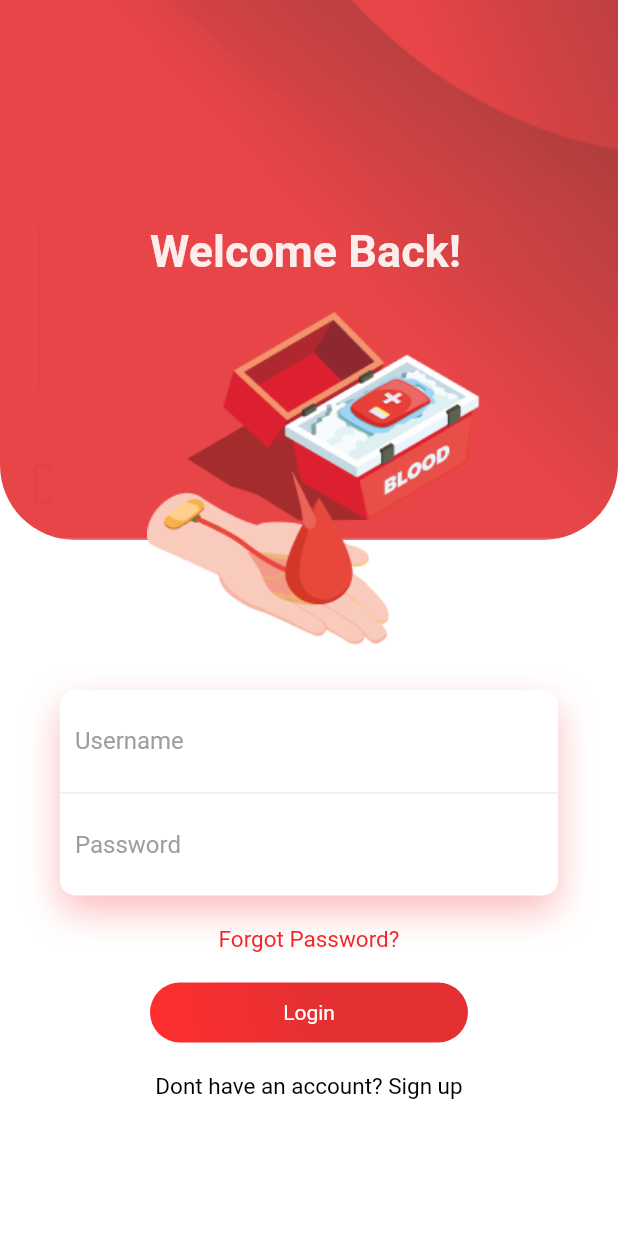
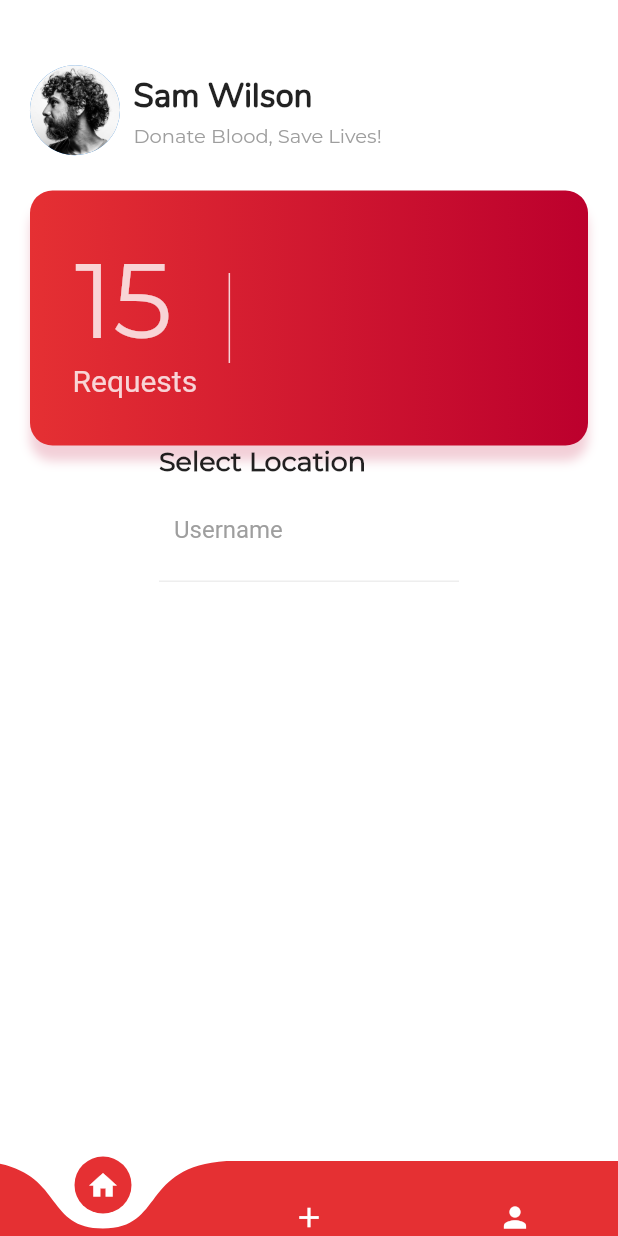
Before and after one commit to prabakar0/RedLink, a Flutter app: the screen it shows after launch, after a tap on "Login", on a phone screen of 412 x 824 dp. Run offline on Flutter 3.47's test engine with Material 2 defaults, Android fonts, the phone set to English and light mode, and no system bars; drawn by our look-alikes of curved_navigation_bar; our stand-ins replace custom_navigation_bar, shimmer, simple_animations.

```diff
--- a/lib/home_page.dart
+++ b/lib/home_page.dart
@@ -1,21 +1,141 @@
 import 'package:flutter/material.dart';
+import 'package:curved_navigation_bar/curved_navigation_bar.dart';
 
-class homepage extends StatefulWidget {
+import 'package:custom_navigation_bar/custom_navigation_bar.dart';
+class HomePage extends StatefulWidget {
   @override
-  _homepageState createState() => _homepageState();
+  _HomePageState createState() => _HomePageState();
 }
 
-class _homepageState extends State<homepage> {
+class _HomePageState extends State<HomePage> {
+  int _currentIndex = 0;
   @override
   Widget build(BuildContext context) {
     return Scaffold(
-      body:SingleChildScrollView(),
-      floatingActionButton: FloatingActionButton.extended(onPressed: (){},
-        label : Text('Request'),
-        icon: Icon(Icons.add_circle) ,
-        backgroundColor: Colors.red,
-         ),
+      backgroundColor: Color(0xffffffff),
+      body:SingleChildScrollView(
+        child: Column(
+          children: <Widget>[
+            SizedBox(height: 25,),
+            Padding(
+              padding: const EdgeInsets.only(top:15.0,left:20),
+              child: Row(
+                children: <Widget>[
+                  CircleAvatar(
+                    radius: 30.0,
+                    backgroundImage: AssetImage('images/profile.jpg'),
+                  ),
+                  Padding(
+                    padding: const EdgeInsets.all(9.0),
+                    child: Column(
+                      crossAxisAlignment: CrossAxisAlignment.start,
+                      children: <Widget>[
+                        Text(
+                          'Sam Wilson',style: TextStyle(fontSize: 22, fontWeight: FontWeight.bold,fontFamily: 'nunito',
+                        ),
+                        ),
+                        SizedBox(height: 3,),
+                        Text(
+                          'Donate Blood, Save Lives!',style: TextStyle(fontSize: 13,fontFamily: 'Montserrat',color: Colors.grey
+                        ),
+                        ),
+                      ],
+                    ),
+                  ),
+                ],
+              ),
+            ),
+            Padding(
+              padding: const EdgeInsets.only(top:20.0,right: 20,left:20),
+              child: Container(
+                height:170,
+                width: double.infinity,
+                decoration: BoxDecoration(
+                  gradient: LinearGradient(
+                      colors: [Color(0xFFE53033),Color(0xFFBC002D), ],
+                      tileMode: TileMode.clamp
+                  ),
+                  borderRadius: BorderRadius.circular(15),
+                  color: Color.fromRGBO(49, 39, 79, 1),
+                    boxShadow: [
+                      BoxShadow(
+                        color: Color(0x30bc002d),
+                        blurRadius: 5,
+                        offset: Offset(0, 10),
+                      )
+                    ]
+                ),
+                child:Row(
+                  children: <Widget>[
+                   Column(
+                     children: <Widget>[
+                       Padding(
+                         padding: const EdgeInsets.only(top:30.0,right: 30,left: 30),
+                         child: Text('15',style: TextStyle(fontSize: 70,color: Colors.white.withOpacity(0.8),fontFamily: 'Montserrat'),),
+                       ),
+                       Text('   Requests',style: TextStyle(fontSize: 20,color: Colors.white.withOpacity(0.8)),)
+                     ],
+                   ),
+                    SizedBox(height: 60, child: VerticalDivider(color: Colors.white.withOpacity(0.8),thickness: 1,)),
+                  ],
+                ),
+              ),
+            ),
+           Padding(
+             padding: const EdgeInsets.symmetric(horizontal:0.0),
+             child: Column(
+               crossAxisAlignment: CrossAxisAlignment.start,
+               children: <Widget>[
+                 Text('Select Location',style: TextStyle(fontSize: 18,fontWeight: FontWeight.bold,fontFamily: 'Montserrat'),),
+                 Container(
+                   width: 200,
+
+                   padding: EdgeInsets.all(10),
+                   decoration: BoxDecoration(
+                       border: Border(bottom: BorderSide(
+                           color: Colors.grey[200]
+                       ))
+                   ),
+                   child: TextField(
+                     decoration: InputDecoration(
+                         border: InputBorder.none,
+                         hintText: "Username",
+                         hintStyle: TextStyle(color: Colors.grey)
+                     ),
+                   ),
+                 ),
+               ],
+             ),
+           )
+          ],
+        ),
+      ),
+      bottomNavigationBar: CurvedNavigationBar(
+        backgroundColor: Colors.white,
+        color: Color(0xffE53033),
+        buttonBackgroundColor: Color(0xffE53033),
+        height: 50,
+        items: <Widget>[
+          Icon(Icons.home, size: 22,color: Colors.white,),
+          Icon(Icons.add, size: 22,color: Colors.white,),
+          Icon(Icons.person, size: 22,color: Colors.white,),
+        ],
+        onTap: (index) {
+          if(index==1)
+            {
+
+            }
+          else if(index==2)
+            {
+
+            }
+          else
+            {
+
+            }
+          //Handle button tap
+        },
+      ),
     );
-
   }
 }
--- a/lib/login_page.dart
+++ b/lib/login_page.dart
@@ -1,4 +1,5 @@
 import 'package:flutter/material.dart';
+import 'package:redlink/home_page.dart';
 import 'fade_animation.dart';
 
 
@@ -123,7 +124,7 @@ class _LoginPageState extends State<LoginPage> {
                         context,
                         MaterialPageRoute(
                           builder: (context) {
-                            return LoginPage();
+                            return HomePage();
                           },
                         ),
                       );
```
Also changed, not shown: pubspec.yaml (+9 -25 lines), fonts/Montserrat-Regular.ttf (added), fonts/Nunito-Regular.ttf (added), images/profile.jpg (added), pubspec.lock.
